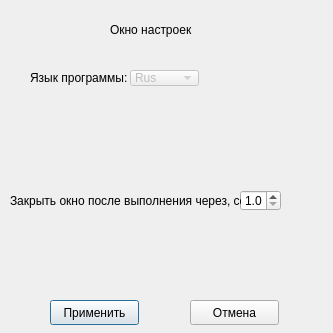
Before: the Qt Designer form window/ui/settings_window.ui in Zack8629/k-med, drawn with Qt 5.
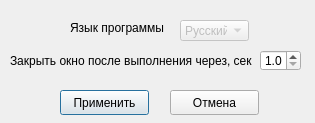
After: the same form once the commit is applied.

Commit message: Parser v1.3.0.50 Adding an icon. Correction of the names of some variables. Adding a database with default settings. Preparation for the introduction of additional databases. Correction of some window forms. The logic of working with settings files has been redesigned. Other minor changes.

```diff
--- a/window/ui/settings_window.ui
+++ b/window/ui/settings_window.ui
@@ -9,20 +9,20 @@
    <rect>
     <x>0</x>
     <y>0</y>
-    <width>333</width>
-    <height>333</height>
+    <width>315</width>
+    <height>123</height>
    </rect>
   </property>
   <property name="minimumSize">
    <size>
-    <width>333</width>
-    <height>333</height>
+    <width>315</width>
+    <height>123</height>
    </size>
   </property>
   <property name="maximumSize">
    <size>
-    <width>333</width>
-    <height>333</height>
+    <width>315</width>
+    <height>123</height>
    </size>
   </property>
   <property name="windowTitle">
@@ -31,8 +31,8 @@
   <widget class="QPushButton" name="apply_btn">
    <property name="geometry">
     <rect>
-     <x>50</x>
-     <y>300</y>
+     <x>60</x>
+     <y>90</y>
      <width>89</width>
      <height>25</height>
     </rect>
@@ -41,24 +41,11 @@
     <string>Применить</string>
    </property>
   </widget>
-  <widget class="QLabel" name="settings_text">
-   <property name="geometry">
-    <rect>
-     <x>110</x>
-     <y>20</y>
-     <width>111</width>
-     <height>20</height>
-    </rect>
-   </property>
-   <property name="text">
-    <string>Окно настроек</string>
-   </property>
-  </widget>
   <widget class="QPushButton" name="cancel_btn">
    <property name="geometry">
     <rect>
-     <x>190</x>
-     <y>300</y>
+     <x>170</x>
+     <y>90</y>
      <width>89</width>
      <height>25</height>
     </rect>
@@ -70,8 +57,8 @@
   <widget class="QDoubleSpinBox" name="time_close_dbox">
    <property name="geometry">
     <rect>
-     <x>240</x>
-     <y>190</y>
+     <x>260</x>
+     <y>50</y>
      <width>41</width>
      <height>21</height>
     </rect>
@@ -93,8 +80,8 @@
    <property name="geometry">
     <rect>
      <x>10</x>
-     <y>190</y>
-     <width>231</width>
+     <y>50</y>
+     <width>251</width>
      <height>21</height>
     </rect>
    </property>
@@ -108,15 +95,15 @@
    </property>
    <property name="geometry">
     <rect>
-     <x>130</x>
-     <y>70</y>
+     <x>180</x>
+     <y>20</y>
      <width>69</width>
-     <height>16</height>
+     <height>21</height>
     </rect>
    </property>
    <item>
     <property name="text">
-     <string>Rus</string>
+     <string>Русский</string>
     </property>
    </item>
    <item>
@@ -128,14 +115,14 @@
   <widget class="QLabel" name="set_language_text">
    <property name="geometry">
     <rect>
-     <x>30</x>
-     <y>70</y>
+     <x>70</x>
+     <y>20</y>
      <width>101</width>
      <height>16</height>
     </rect>
    </property>
    <property name="text">
-    <string>Язык программы:</string>
+    <string>Язык программы</string>
    </property>
   </widget>
  </widget>
```
Left out of the diff: 2 changed lines with no effect on the pictures. The commit also changes 25 other files.
